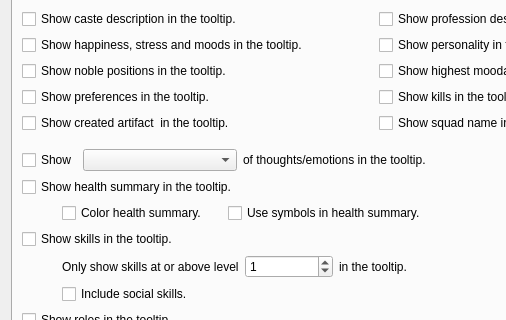
Dwarf-Therapist/Dwarf-Therapist, file ui/optionsmenu.ui: the form before one commit; both pictures show x 0 to 506 and y 117 to 437 of the 714 by 670 pixel window.
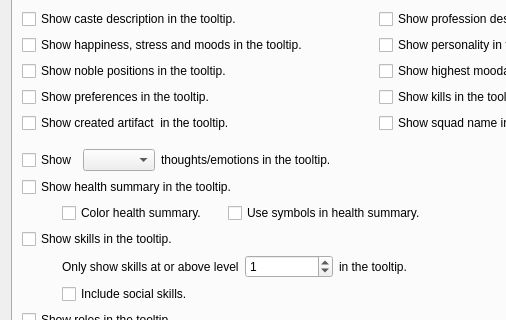
The form after the commit. The open tabs and pages were chosen to show the change. Icons and pictures are not drawn.

```diff
--- a/ui/optionsmenu.ui
+++ b/ui/optionsmenu.ui
@@ -1640,7 +1640,7 @@
            <item>
             <widget class="QComboBox" name="cb_thought_weeks">
              <property name="sizePolicy">
-              <sizepolicy hsizetype="Expanding" vsizetype="Fixed">
+              <sizepolicy hsizetype="Minimum" vsizetype="Fixed">
                <horstretch>0</horstretch>
                <verstretch>0</verstretch>
               </sizepolicy>
@@ -1652,8 +1652,14 @@
            </item>
            <item>
             <widget class="QLabel" name="lbl_thoughts_weeks">
+             <property name="sizePolicy">
+              <sizepolicy hsizetype="Expanding" vsizetype="Preferred">
+               <horstretch>0</horstretch>
+               <verstretch>0</verstretch>
+              </sizepolicy>
+             </property>
              <property name="text">
-              <string>of thoughts/emotions in the tooltip.</string>
+              <string>thoughts/emotions in the tooltip.</string>
              </property>
             </widget>
            </item>
```
Left out of the diff: 2 changed lines with no effect on the pictures.
